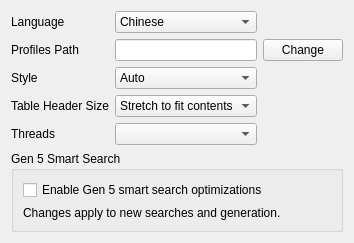
REddff2/PokeFinderPlus, file Form/Util/Settings.ui: the form before one commit.
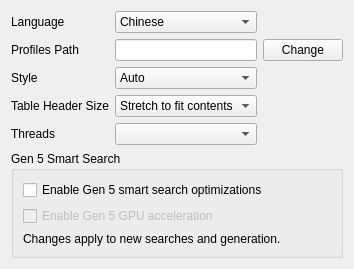
The form after the commit.

Commit message: Add Gen 5 GPU acceleration

The edit to the form file:
```diff
--- a/Form/Util/Settings.ui
+++ b/Form/Util/Settings.ui
@@ -151,6 +151,11 @@
        <property name="text"><string>Enable Gen 5 smart search optimizations</string></property>
        <property name="toolTip"><string>Uses verified Gen 5 search optimizations where supported. Unsupported searches use normal PokeFinder behavior.</string></property>
       </widget></item>
+      <item><widget class="QCheckBox" name="checkBoxSearchGpu">
+       <property name="text"><string>Enable Gen 5 GPU acceleration</string></property>
+       <property name="toolTip"><string>Uses a compatible GPU for supported Gen 5 smart-search workloads. Automatically falls back to the optimized CPU path.</string></property>
+       <property name="enabled"><bool>false</bool></property>
+      </widget></item>
       <item><widget class="QLabel" name="labelSearchOptimizationScope">
        <property name="text"><string>Changes apply to new searches and generation.</string></property>
       </widget></item>
```
The commit also changes 27 other files.
